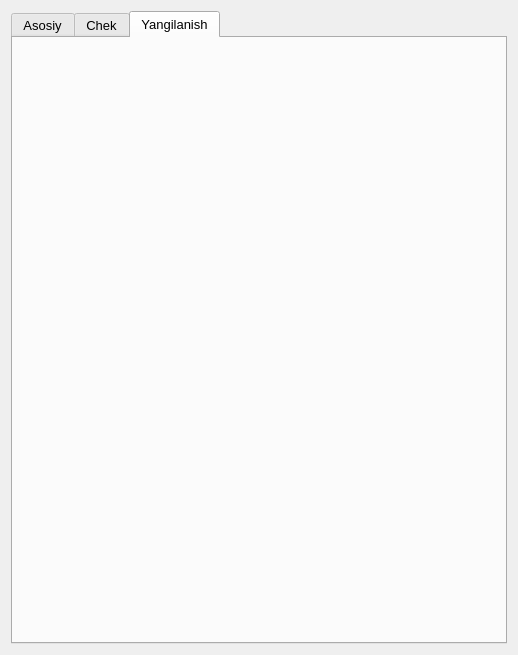
Qt form Resources/ui/settings_widget.ui (hasanbekme/SerWibe) before a commit.
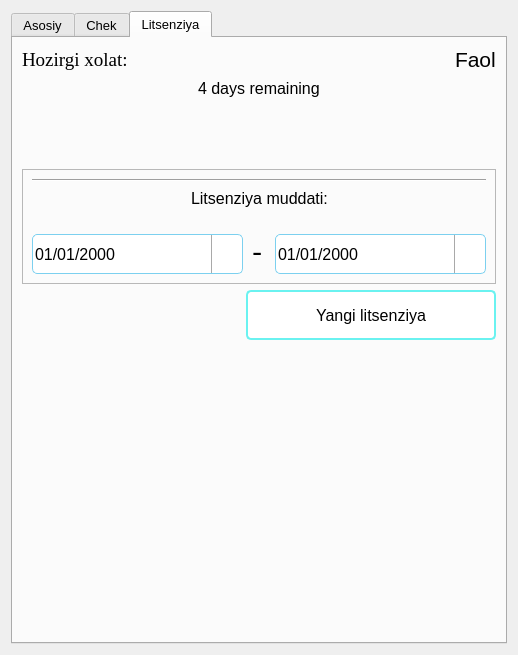
The same form after that commit. The open tabs and pages were chosen to show the change. Icons and pictures are not drawn.

Commit message: License verification has been added

The edit to the form file:
```diff
--- a/Resources/ui/settings_widget.ui
+++ b/Resources/ui/settings_widget.ui
@@ -19,7 +19,7 @@
    </iconset>
   </property>
   <layout class="QGridLayout" name="gridLayout_2">
-   <item row="0" column="0">
+   <item row="0" column="1">
     <widget class="QTabWidget" name="tab">
      <property name="font">
       <font>
@@ -38,6 +38,44 @@
 border: 1px solid #29e1ff;
 border-radius: 5px;
 }
+QDateEdit {
+    border: 1px solid #7cd0ef;
+    border-radius: 5px;
+}
+QDateEdit:hover{
+border-color: #5487ee;
+}
+
+
+QDateEdit::drop-down {
+    subcontrol-origin: padding;
+	subcontrol-position: top right;
+	width: 30px;
+ 
+	border-left-width: 1px;
+	border-left-color: darkgray;
+	border-left-style: solid;
+	border-top-right-radius: 3px;
+	border-bottom-right-radius: 3px;
+}
+
+
+
+QDateEdit::down-arrow {
+  image: url(:/main/drop_down.png);
+height: 18px;
+width: 18px;
+}
+QDateEdit::drop-down:hover {
+	background-color: qlineargradient(x1: 0, y1: 0, x2: 0, y2: 1, stop: 0 #d8d7d7, stop: 1 #e9e9e9);
+}
+
+QDateEdit::down-arrow:on { /* shift the arrow when popup is open */
+    top: 1px;
+    left: 1px;
+}
+
+
 QComboBox {
     border: 1px solid #7cd0ef;
     border-radius: 5px;
@@ -910,8 +948,372 @@
        </iconset>
       </attribute>
       <attribute name="title">
-       <string>Yangilanish</string>
+       <string>Litsenziya</string>
       </attribute>
+      <layout class="QGridLayout" name="gridLayout_6">
+       <item row="0" column="0">
+        <layout class="QVBoxLayout" name="verticalLayout_6">
+         <item>
+          <layout class="QHBoxLayout" name="horizontalLayout_32">
+           <item>
+            <widget class="QLabel" name="current_status_msg">
+             <property name="font">
+              <font>
+               <family>Georgia</family>
+               <pointsize>14</pointsize>
+              </font>
+             </property>
+             <property name="text">
+              <string>Hozirgi xolat:</string>
+             </property>
+            </widget>
+           </item>
+           <item>
+            <spacer name="horizontalSpacer_14">
+             <property name="orientation">
+              <enum>Qt::Horizontal</enum>
+             </property>
+             <property name="sizeHint" stdset="0">
+              <size>
+               <width>40</width>
+               <height>20</height>
+              </size>
+             </property>
+            </spacer>
+           </item>
+           <item>
+            <widget class="QPushButton" name="license_status_icon">
+             <property name="cursor">
+              <cursorShape>ArrowCursor</cursorShape>
+             </property>
+             <property name="styleSheet">
+              <string notr="true">background: None;
+border: None;</string>
+             </property>
+             <property name="text">
+              <string/>
+             </property>
+             <property name="icon">
+              <iconset>
+               <normalon>:/main/telegram.png</normalon>
+              </iconset>
+             </property>
+             <property name="iconSize">
+              <size>
+               <width>30</width>
+               <height>30</height>
+              </size>
+             </property>
+             <property name="shortcut">
+              <string>Ctrl+Z, Ctrl+Z</string>
+             </property>
+            </widget>
+           </item>
+           <item>
+            <widget class="QLabel" name="license_status">
+             <property name="font">
+              <font>
+               <family>Arial</family>
+               <pointsize>16</pointsize>
+              </font>
+             </property>
+             <property name="text">
+              <string>Faol</string>
+             </property>
+            </widget>
+           </item>
+          </layout>
+         </item>
+         <item>
+          <layout class="QHBoxLayout" name="horizontalLayout_33">
+           <item>
+            <spacer name="horizontalSpacer_15">
+             <property name="orientation">
+              <enum>Qt::Horizontal</enum>
+             </property>
+             <property name="sizeHint" stdset="0">
+              <size>
+               <width>40</width>
+               <height>20</height>
+              </size>
+             </property>
+            </spacer>
+           </item>
+           <item>
+            <widget class="QLabel" name="remaining_days">
+             <property name="font">
+              <font>
+               <family>Arial</family>
+               <pointsize>12</pointsize>
+              </font>
+             </property>
+             <property name="text">
+              <string>4 days remaining</string>
+             </property>
+            </widget>
+           </item>
+           <item>
+            <spacer name="horizontalSpacer_16">
+             <property name="orientation">
+              <enum>Qt::Horizontal</enum>
+             </property>
+             <property name="sizeHint" stdset="0">
+              <size>
+               <width>40</width>
+               <height>20</height>
+              </size>
+             </property>
+            </spacer>
+           </item>
+          </layout>
+         </item>
+         <item>
+          <spacer name="verticalSpacer_4">
+           <property name="orientation">
+            <enum>Qt::Vertical</enum>
+           </property>
+           <property name="sizeHint" stdset="0">
+            <size>
+             <width>20</width>
+             <height>40</height>
+            </size>
+           </property>
+          </spacer>
+         </item>
+         <item>
+          <widget class="QFrame" name="license_info">
+           <property name="frameShape">
+            <enum>QFrame::StyledPanel</enum>
+           </property>
+           <property name="frameShadow">
+            <enum>QFrame::Raised</enum>
+           </property>
+           <layout class="QVBoxLayout" name="verticalLayout_5">
+            <item>
+             <widget class="Line" name="line">
+              <property name="orientation">
+               <enum>Qt::Horizontal</enum>
+              </property>
+             </widget>
+            </item>
+            <item>
+             <layout class="QHBoxLayout" name="horizontalLayout_30">
+              <property name="sizeConstraint">
+               <enum>QLayout::SetFixedSize</enum>
+              </property>
+              <item>
+               <spacer name="horizontalSpacer_12">
+                <property name="orientation">
+                 <enum>Qt::Horizontal</enum>
+                </property>
+                <property name="sizeHint" stdset="0">
+                 <size>
+                  <width>40</width>
+                  <height>20</height>
+                 </size>
+                </property>
+               </spacer>
+              </item>
+              <item>
+               <widget class="QLabel" name="label_4">
+                <property name="font">
+                 <font>
+                  <family>Segoe UI</family>
+                  <pointsize>12</pointsize>
+                 </font>
+                </property>
+                <property name="text">
+                 <string>Litsenziya muddati:</string>
+                </property>
+               </widget>
+              </item>
+              <item>
+               <spacer name="horizontalSpacer_11">
+                <property name="orientation">
+                 <enum>Qt::Horizontal</enum>
+                </property>
+                <property name="sizeHint" stdset="0">
+                 <size>
+                  <width>40</width>
+                  <height>20</height>
+                 </size>
+                </property>
+               </spacer>
+              </item>
+             </layout>
+            </item>
+            <item>
+             <spacer name="verticalSpacer_3">
+              <property name="orientation">
+               <enum>Qt::Vertical</enum>
+              </property>
+              <property name="sizeType">
+               <enum>QSizePolicy::Fixed</enum>
+              </property>
+              <property name="sizeHint" stdset="0">
+               <size>
+                <width>20</width>
+                <height>20</height>
+               </size>
+              </property>
+             </spacer>
+            </item>
+            <item>
+             <layout class="QHBoxLayout" name="horizontalLayout_29">
+              <item>
+               <widget class="QDateEdit" name="start_date">
+                <property name="minimumSize">
+                 <size>
+                  <width>0</width>
+                  <height>40</height>
+                 </size>
+                </property>
+                <property name="font">
+                 <font>
+                  <family>Arial</family>
+                  <pointsize>12</pointsize>
+                 </font>
+                </property>
+                <property name="styleSheet">
+                 <string notr="true"/>
+                </property>
+                <property name="displayFormat">
+                 <string>dd/MM/yyyy</string>
+                </property>
+                <property name="calendarPopup">
+                 <bool>true</bool>
+                </property>
+               </widget>
+              </item>
+              <item>
+               <widget class="QLabel" name="label_5">
+                <property name="maximumSize">
+                 <size>
+                  <width>20</width>
+                  <height>16777215</height>
+                 </size>
+                </property>
+                <property name="font">
+                 <font>
+                  <family>Courier New</family>
+                  <pointsize>20</pointsize>
+                 </font>
+                </property>
+                <property name="text">
+                 <string>-</string>
+                </property>
+               </widget>
+              </item>
+              <item>
+               <widget class="QDateEdit" name="end_date">
+                <property name="minimumSize">
+                 <size>
+                  <width>0</width>
+                  <height>40</height>
+                 </size>
+                </property>
+                <property name="font">
+                 <font>
+                  <family>Arial</family>
+                  <pointsize>12</pointsize>
+                 </font>
+                </property>
+                <property name="displayFormat">
+                 <string>dd/MM/yyyy</string>
+                </property>
+                <property name="calendarPopup">
+                 <bool>true</bool>
+                </property>
+               </widget>
+              </item>
+             </layout>
+            </item>
+           </layout>
+          </widget>
+         </item>
+         <item>
+          <layout class="QHBoxLayout" name="horizontalLayout_31">
+           <item>
+            <spacer name="horizontalSpacer_13">
+             <property name="orientation">
+              <enum>Qt::Horizontal</enum>
+             </property>
+             <property name="sizeHint" stdset="0">
+              <size>
+               <width>40</width>
+               <height>20</height>
+              </size>
+             </property>
+            </spacer>
+           </item>
+           <item>
+            <widget class="QPushButton" name="new_license_btn">
+             <property name="minimumSize">
+              <size>
+               <width>250</width>
+               <height>50</height>
+              </size>
+             </property>
+             <property name="font">
+              <font>
+               <family>Segoe UI</family>
+               <pointsize>12</pointsize>
+              </font>
+             </property>
+             <property name="cursor">
+              <cursorShape>PointingHandCursor</cursorShape>
+             </property>
+             <property name="styleSheet">
+              <string notr="true">QPushButton {
+background-color: white;
+border-radius: 5px;
+border: 2px solid #6AF2F0;
+}
+QPushButton:hover {
+color: white;
+background-color: #6AF2F0;
+}
+QPushButton:pressed {
+color: white;
+background-color: rgb(47, 231, 247);
+border: 2px solid rgb(47, 231, 247);
+}</string>
+             </property>
+             <property name="text">
+              <string>Yangi litsenziya</string>
+             </property>
+             <property name="icon">
+              <iconset>
+               <normalon>:/main/add.png</normalon>
+               <disabledoff>:/main/submit_document.png</disabledoff>
+              </iconset>
+             </property>
+             <property name="iconSize">
+              <size>
+               <width>40</width>
+               <height>40</height>
+              </size>
+             </property>
+            </widget>
+           </item>
+          </layout>
+         </item>
+        </layout>
+       </item>
+       <item row="1" column="0">
+        <spacer name="verticalSpacer_5">
+         <property name="orientation">
+          <enum>Qt::Vertical</enum>
+         </property>
+         <property name="sizeHint" stdset="0">
+          <size>
+           <width>20</width>
+           <height>246</height>
+          </size>
+         </property>
+        </spacer>
+       </item>
+      </layout>
      </widget>
     </widget>
    </item>
```
Left out of the diff: 2 changed lines with no effect on the pictures. The commit also changes 24 other files.
